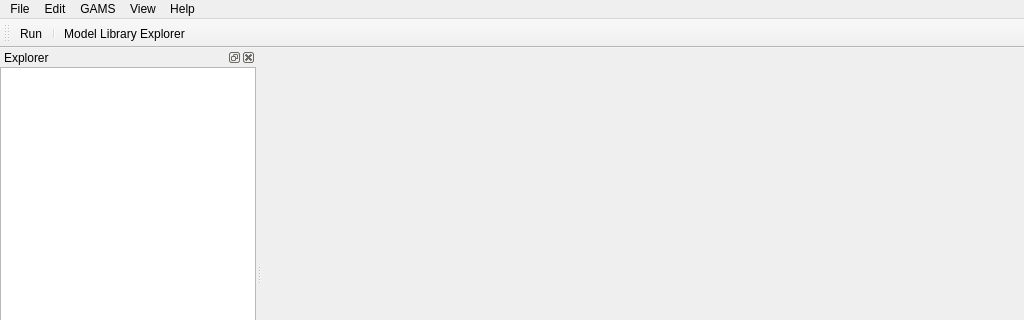
First picture: the form in src/mainwindow.ui, repository GAMS-dev/studio, before the edit; both pictures show x 0 to 1024 and y 0 to 320 of the 1024 by 768 pixel window.
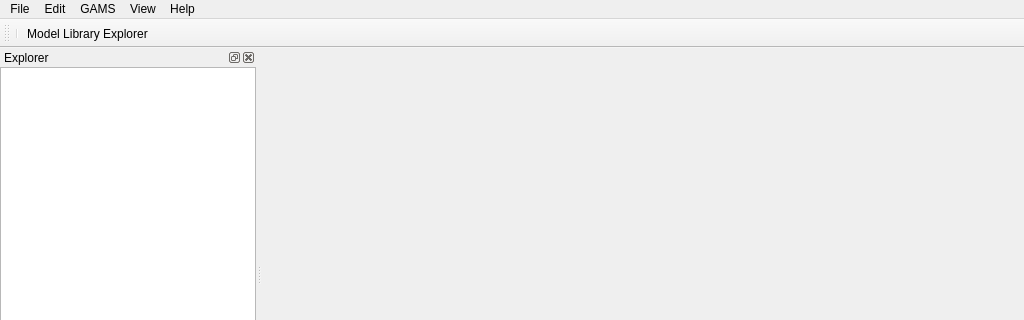
Second picture: the form after the edit. Icons and pictures are not drawn.

Commit message: add menu to run with gdx creation

```diff
--- a/src/mainwindow.ui
+++ b/src/mainwindow.ui
@@ -176,7 +176,6 @@
    <attribute name="toolBarBreak">
     <bool>false</bool>
    </attribute>
-   <addaction name="actionRun"/>
    <addaction name="separator"/>
    <addaction name="actionGAMS_Library"/>
   </widget>
```
Left out of the diff: 10 changed lines with no effect on the pictures. The commit also changes 2 other files.
